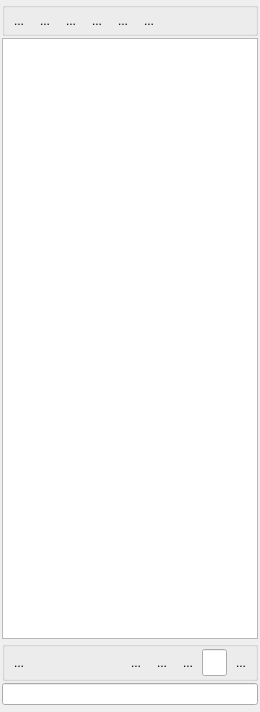
Before: the Qt Designer form Plugins/org.mitk.gui.qt.multilabelsegmentation/src/internal/Common/QmitkLabelSetWidgetControls.ui in MITK/MITK, drawn with Qt 5.
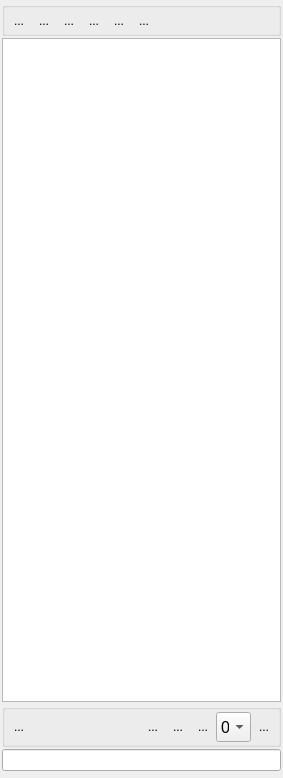
After: the same form once the commit is applied. Icons and pictures are not drawn. Custom widgets are drawn as their Qt base class.

Commit message: added gui control for changing the active layer directly

Patch:
```diff
--- a/Plugins/org.mitk.gui.qt.multilabelsegmentation/src/internal/Common/QmitkLabelSetWidgetControls.ui
+++ b/Plugins/org.mitk.gui.qt.multilabelsegmentation/src/internal/Common/QmitkLabelSetWidgetControls.ui
@@ -6,8 +6,8 @@
    <rect>
     <x>0</x>
     <y>0</y>
-    <width>260</width>
-    <height>712</height>
+    <width>283</width>
+    <height>778</height>
    </rect>
   </property>
   <property name="sizePolicy">
@@ -33,7 +33,7 @@
      </property>
      <layout class="QHBoxLayout" name="horizontalLayout">
       <property name="spacing">
-       <number>2</number>
+       <number>1</number>
       </property>
       <property name="margin">
        <number>2</number>
@@ -215,7 +215,7 @@
      </property>
      <layout class="QHBoxLayout" name="horizontalLayout_2">
       <property name="spacing">
-       <number>2</number>
+       <number>1</number>
       </property>
       <property name="margin">
        <number>2</number>
@@ -329,17 +329,17 @@
        </widget>
       </item>
       <item>
-       <widget class="QLineEdit" name="m_leActiveLayer">
+       <widget class="QComboBox" name="m_cbActiveLayer">
         <property name="minimumSize">
          <size>
-          <width>25</width>
-          <height>0</height>
+          <width>35</width>
+          <height>30</height>
          </size>
         </property>
         <property name="maximumSize">
          <size>
-          <width>25</width>
-          <height>16777215</height>
+          <width>35</width>
+          <height>30</height>
          </size>
         </property>
         <property name="font">
@@ -347,15 +347,11 @@
           <pointsize>12</pointsize>
          </font>
         </property>
-        <property name="toolTip">
-         <string>Currently active layer</string>
-        </property>
-        <property name="alignment">
-         <set>Qt::AlignCenter</set>
-        </property>
-        <property name="readOnly">
-         <bool>true</bool>
-        </property>
+        <item>
+         <property name="text">
+          <string>0</string>
+         </property>
+        </item>
        </widget>
       </item>
       <item>
```
The commit also changes 2 other files.
